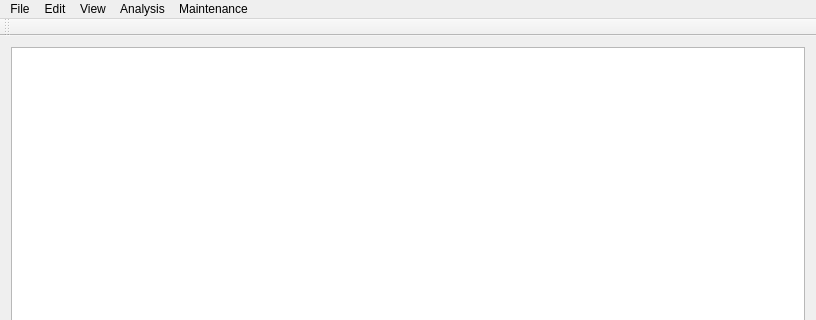
Above: mainwindow.ui from mansieber/forg before the change; both pictures show x 0 to 816 and y 0 to 320 of the 816 by 500 pixel window. Below: the same form after it.
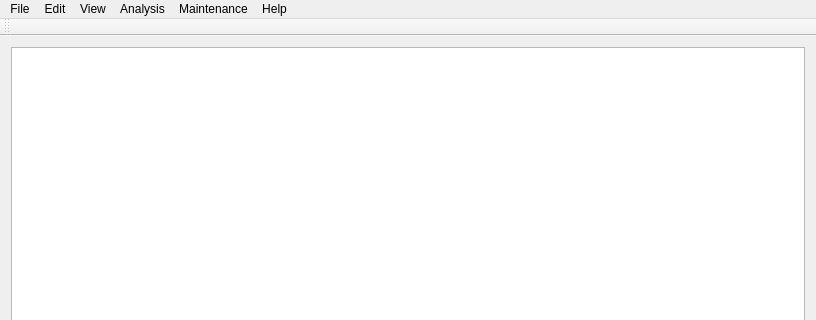
That is the form after the change.

Commit message: About menu item and realted action added.

What changed in the file:
```diff
--- a/mainwindow.ui
+++ b/mainwindow.ui
@@ -134,11 +134,18 @@
     </property>
     <addaction name="actionConsistencyCheck"/>
    </widget>
+   <widget class="QMenu" name="menuHelp">
+    <property name="title">
+     <string>Help</string>
+    </property>
+    <addaction name="actionAbout"/>
+   </widget>
    <addaction name="menuFile"/>
    <addaction name="menuEdit"/>
    <addaction name="menuView"/>
    <addaction name="menuAnalysis"/>
    <addaction name="menuMaintenance"/>
+   <addaction name="menuHelp"/>
   </widget>
   <action name="actionFile">
    <property name="text">
```
Left out of the diff: 5 changed lines with no effect on the pictures. The commit also changes 5 other files.
